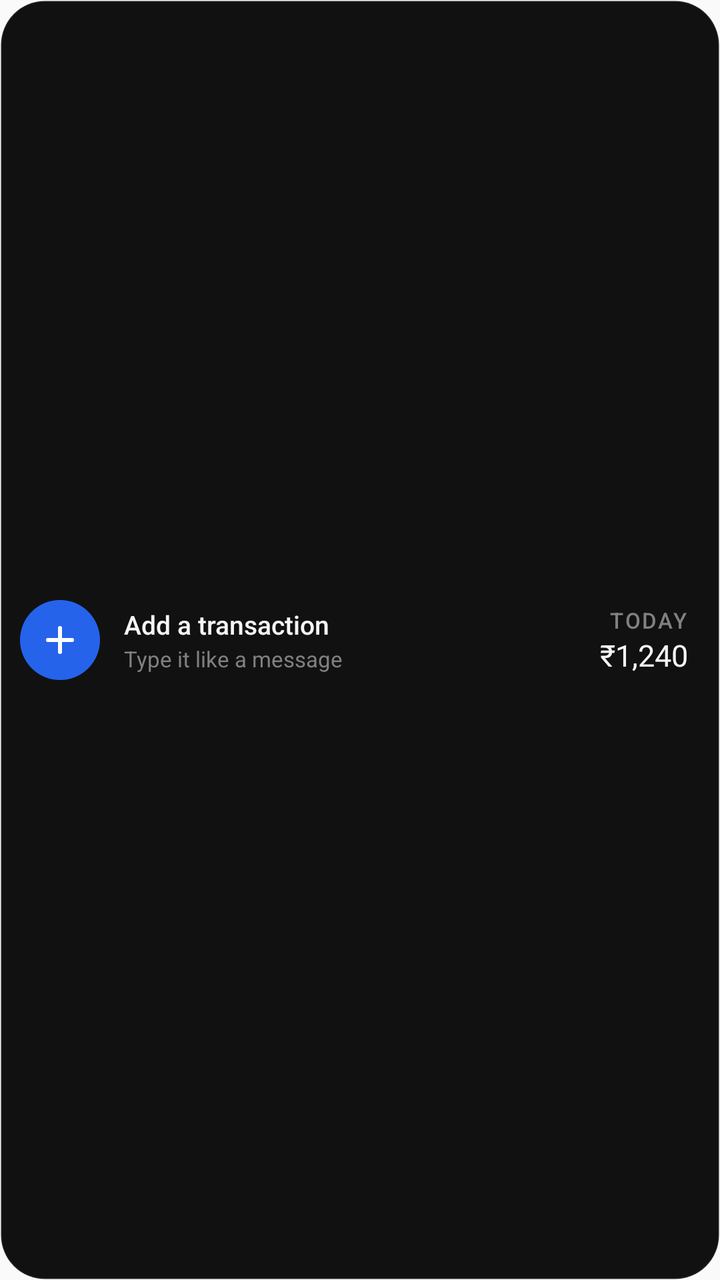
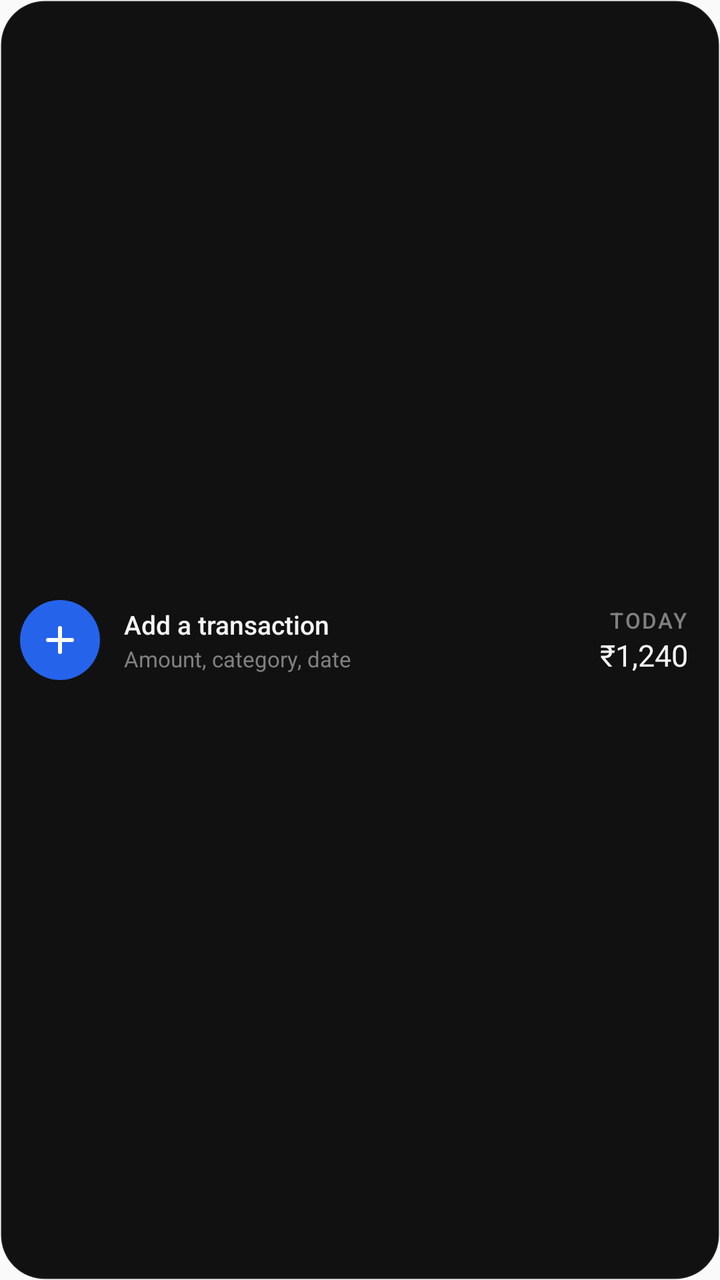

An Android layout rendered at two revisions. The XML below is the earlier revision; the diff shows what the commit changed to produce the second picture.
<!-- AndroidManifest.xml: application theme AppTheme -->
<!-- res/layout/widget_quick_add.xml -->
<?xml version="1.0" encoding="utf-8"?>
<LinearLayout xmlns:android="http://schemas.android.com/apk/res/android"
    android:id="@+id/widget_root"
    android:layout_width="match_parent"
    android:layout_height="match_parent"
    android:background="@drawable/widget_background"
    android:gravity="center_vertical"
    android:orientation="horizontal"
    android:paddingStart="10dp"
    android:paddingTop="6dp"
    android:paddingEnd="16dp"
    android:paddingBottom="6dp">

    <FrameLayout
        android:id="@+id/widget_plus"
        android:layout_width="40dp"
        android:layout_height="40dp"
        android:background="@drawable/widget_plus_circle"
        android:contentDescription="@string/widget_add_transaction">

        <ImageView
            android:layout_width="22dp"
            android:layout_height="22dp"
            android:layout_gravity="center"
            android:importantForAccessibility="no"
            android:src="@drawable/ic_widget_plus" />
    </FrameLayout>

    <LinearLayout
        android:layout_width="0dp"
        android:layout_height="wrap_content"
        android:layout_marginStart="12dp"
        android:layout_weight="1"
        android:orientation="vertical">

        <TextView
            android:layout_width="match_parent"
            android:layout_height="wrap_content"
            android:ellipsize="end"
            android:fontFamily="sans-serif-medium"
            android:maxLines="1"
            android:text="@string/widget_add_transaction"
            android:textColor="@color/widget_text"
            android:textSize="13sp" />

        <TextView
            android:id="@+id/widget_subtitle"
            style="@style/WidgetMeta"
            android:layout_width="match_parent"
            android:layout_height="wrap_content"
            android:layout_marginTop="1dp"
            android:text="@string/widget_quick_add_hint" />
    </LinearLayout>

    <LinearLayout
        android:id="@+id/widget_today_col"
        android:layout_width="wrap_content"
        android:layout_height="wrap_content"
        android:layout_marginStart="8dp"
        android:gravity="end"
        android:orientation="vertical">

        <TextView
            style="@style/WidgetLabel"
            android:layout_width="wrap_content"
            android:layout_height="wrap_content"
            android:text="@string/widget_label_today" />

        <TextView
            android:id="@+id/widget_today_amount"
            style="@style/WidgetMono"
            android:layout_width="wrap_content"
            android:layout_height="wrap_content"
            android:layout_marginTop="2dp"
            android:text="₹1,240"
            android:textSize="15sp" />
    </LinearLayout>
</LinearLayout>
<!-- resources referenced by this layout -->
<resources>
  <color name="widget_text">#FFF5F5F5</color>
  <!-- drawable ic_widget_plus (drawable) -->
  <?xml version="1.0" encoding="utf-8"?>
  <vector xmlns:android="http://schemas.android.com/apk/res/android"
      android:width="24dp" android:height="24dp"
      android:viewportWidth="24" android:viewportHeight="24">
      <path
          android:strokeColor="@color/widget_on_accent"
          android:strokeWidth="2.25"
          android:strokeLineCap="round"
          android:pathData="M12,5.5L12,18.5M5.5,12L18.5,12" />
  </vector>
  <!-- drawable widget_background (drawable) -->
  <?xml version="1.0" encoding="utf-8"?>
  <shape xmlns:android="http://schemas.android.com/apk/res/android" android:shape="rectangle">
      <solid android:color="@color/widget_bg" />
      <corners android:radius="22dp" />
      <stroke android:width="1dp" android:color="@color/widget_border" />
  </shape>
  <!-- drawable widget_plus_circle (drawable) -->
  <?xml version="1.0" encoding="utf-8"?>
  <shape xmlns:android="http://schemas.android.com/apk/res/android" android:shape="oval">
      <solid android:color="@color/widget_accent" />
  </shape>
  <string name="widget_add_transaction">Add a transaction</string>
  <string name="widget_label_today">Today</string>
  <string name="widget_quick_add_hint">Type it like a message</string>
  <style name="WidgetLabel">
          <item name="android:fontFamily">sans-serif-medium</item>
          <item name="android:textColor">@color/widget_label</item>
          <item name="android:textSize">11sp</item>
          <item name="android:textAllCaps">true</item>
          <item name="android:letterSpacing">0.08</item>
          <item name="android:maxLines">1</item>
          <item name="android:ellipsize">end</item>
      </style>
  <style name="WidgetMeta">
          <item name="android:fontFamily">sans-serif</item>
          <item name="android:textColor">@color/widget_label</item>
          <item name="android:textSize">11sp</item>
          <item name="android:maxLines">1</item>
          <item name="android:ellipsize">end</item>
      </style>
  <style name="WidgetMono">
          <item name="android:fontFamily">monospace</item>
          <item name="android:textColor">@color/widget_text</item>
          <item name="android:maxLines">1</item>
          <item name="android:includeFontPadding">false</item>
      </style>
  <style name="AppTheme" parent="Theme.AppCompat.Light.DarkActionBar">
          
          <item name="colorPrimary">@color/colorPrimary</item>
          <item name="colorPrimaryDark">@color/colorPrimaryDark</item>
          <item name="colorAccent">@color/colorAccent</item>
      </style>
  <color name="widget_on_accent">#FFFFFFFF</color>
  <color name="widget_bg">#FF111111</color>
  <color name="widget_border">#14FFFFFF</color>
  <color name="widget_accent">#FF2563EB</color>
  <color name="widget_label">#FF808080</color>
</resources>

<!-- the commit's change to res/layout/widget_quick_add.xml (unified diff, before → after) -->
@@ -27,6 +27,7 @@
     </FrameLayout>
 
     <LinearLayout
+        android:id="@+id/widget_text"
         android:layout_width="0dp"
         android:layout_height="wrap_content"
         android:layout_marginStart="12dp"
<!-- resource entries referenced after the edit -->
@@ -26,7 +26,7 @@
   </shape>
   <string name="widget_add_transaction">Add a transaction</string>
   <string name="widget_label_today">Today</string>
-  <string name="widget_quick_add_hint">Type it like a message</string>
+  <string name="widget_quick_add_hint">Amount, category, date</string>
   <style name="WidgetLabel">
           <item name="android:fontFamily">sans-serif-medium</item>
           <item name="android:textColor">@color/widget_label</item>
